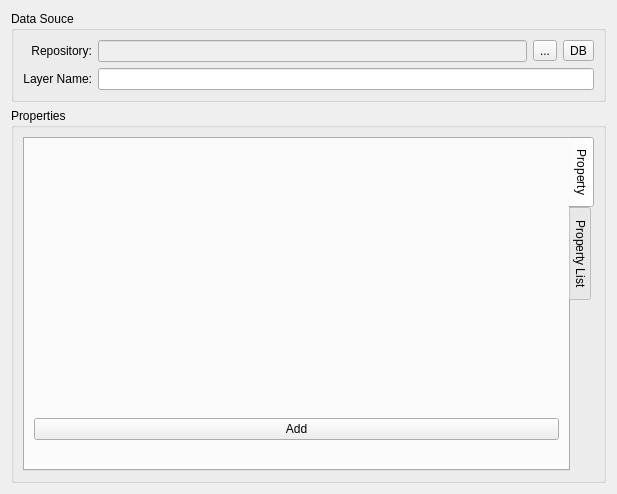
This is src/terralib/qt/widgets/layer/utils/ui/CreateLayerWidgetForm.ui in claudiobogossian/terralib5 as Qt 5 draws it before an edit. The edited form follows.
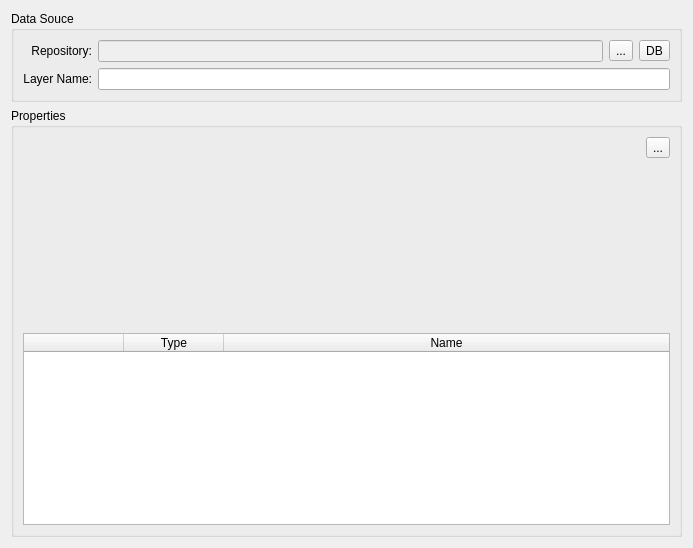
This is the edited form.

Commit message: changed CreateLayerWidget layout

What changed in the file:
```diff
--- a/src/terralib/qt/widgets/layer/utils/ui/CreateLayerWidgetForm.ui
+++ b/src/terralib/qt/widgets/layer/utils/ui/CreateLayerWidgetForm.ui
@@ -6,8 +6,8 @@
    <rect>
     <x>0</x>
     <y>0</y>
-    <width>617</width>
-    <height>494</height>
+    <width>693</width>
+    <height>548</height>
    </rect>
   </property>
   <property name="windowTitle">
@@ -120,53 +120,42 @@
        </property>
        <layout class="QGridLayout" name="gridLayout_4">
         <item row="0" column="0">
-         <widget class="QTabWidget" name="tabWidget">
-          <property name="tabPosition">
-           <enum>QTabWidget::East</enum>
-          </property>
-          <property name="currentIndex">
-           <number>0</number>
-          </property>
-          <widget class="QWidget" name="tab">
-           <attribute name="title">
-            <string>Property</string>
-           </attribute>
            <layout class="QGridLayout" name="gridLayout_2">
             <item row="0" column="0">
              <layout class="QGridLayout" name="gridLayout">
-              <item row="0" column="0">
-               <widget class="QWidget" name="m_widget" native="true"/>
-              </item>
-              <item row="1" column="0">
-               <widget class="QPushButton" name="m_addPushButton">
+            <item row="0" column="1">
+             <widget class="QToolButton" name="m_addToolButton">
                 <property name="text">
-                 <string>Add</string>
+               <string>...</string>
                 </property>
                </widget>
               </item>
-              <item row="2" column="0">
-               <widget class="QLabel" name="m_label">
+            <item row="0" column="0" rowspan="3">
+             <widget class="QWidget" name="m_widget" native="true">
                 <property name="sizePolicy">
-                 <sizepolicy hsizetype="Preferred" vsizetype="Fixed">
+               <sizepolicy hsizetype="MinimumExpanding" vsizetype="MinimumExpanding">
                   <horstretch>0</horstretch>
                   <verstretch>0</verstretch>
                  </sizepolicy>
                 </property>
-                <property name="text">
-                 <string/>
-                </property>
-               </widget>
-              </item>
-             </layout>
+             </widget>
+            </item>
+            <item row="1" column="1">
+             <spacer name="verticalSpacer">
+              <property name="orientation">
+               <enum>Qt::Vertical</enum>
+              </property>
+              <property name="sizeHint" stdset="0">
+               <size>
+                <width>20</width>
+                <height>40</height>
+               </size>
+              </property>
+             </spacer>
             </item>
            </layout>
-          </widget>
-          <widget class="QWidget" name="tab_2">
-           <attribute name="title">
-            <string>Property List</string>
-           </attribute>
-           <layout class="QGridLayout" name="gridLayout_3">
-            <item row="0" column="0">
+          </item>
+          <item row="1" column="0">
              <widget class="QTableWidget" name="m_tableWidget">
               <property name="alternatingRowColors">
                <bool>true</bool>
@@ -198,8 +187,6 @@
              </widget>
             </item>
            </layout>
-          </widget>
-         </widget>
         </item>
        </layout>
       </widget>
```
Left out of the diff: 3 changed lines with no effect on the pictures. Lines whose indentation alone changed are shown as unchanged. The commit also changes 1 other file.
